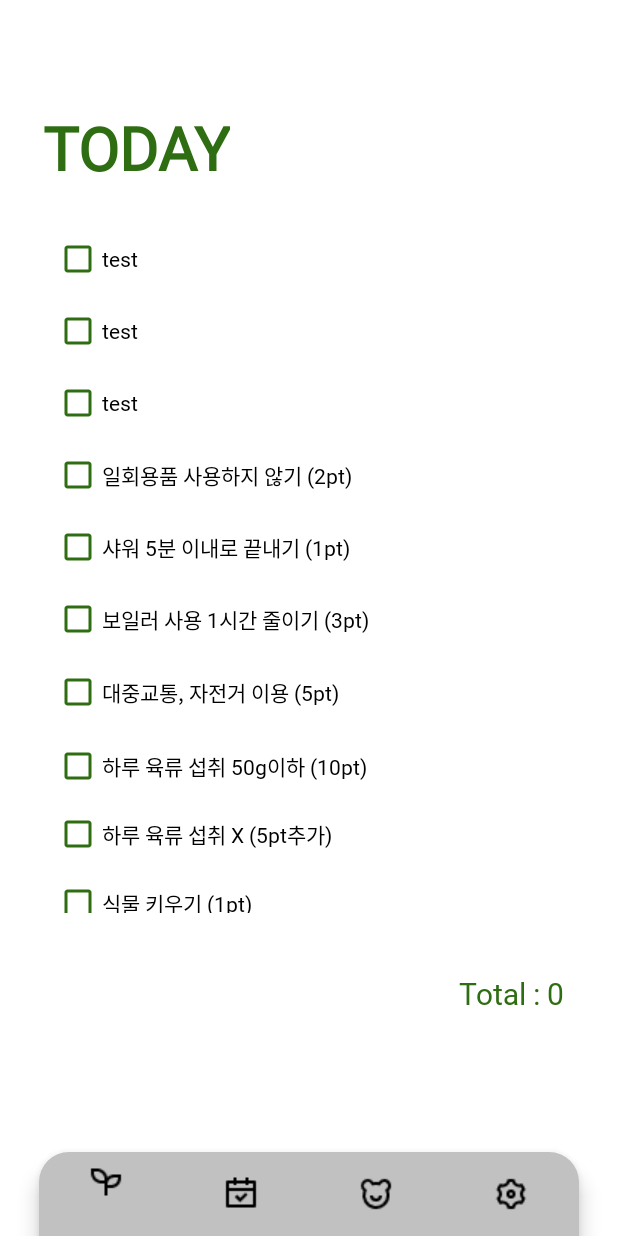
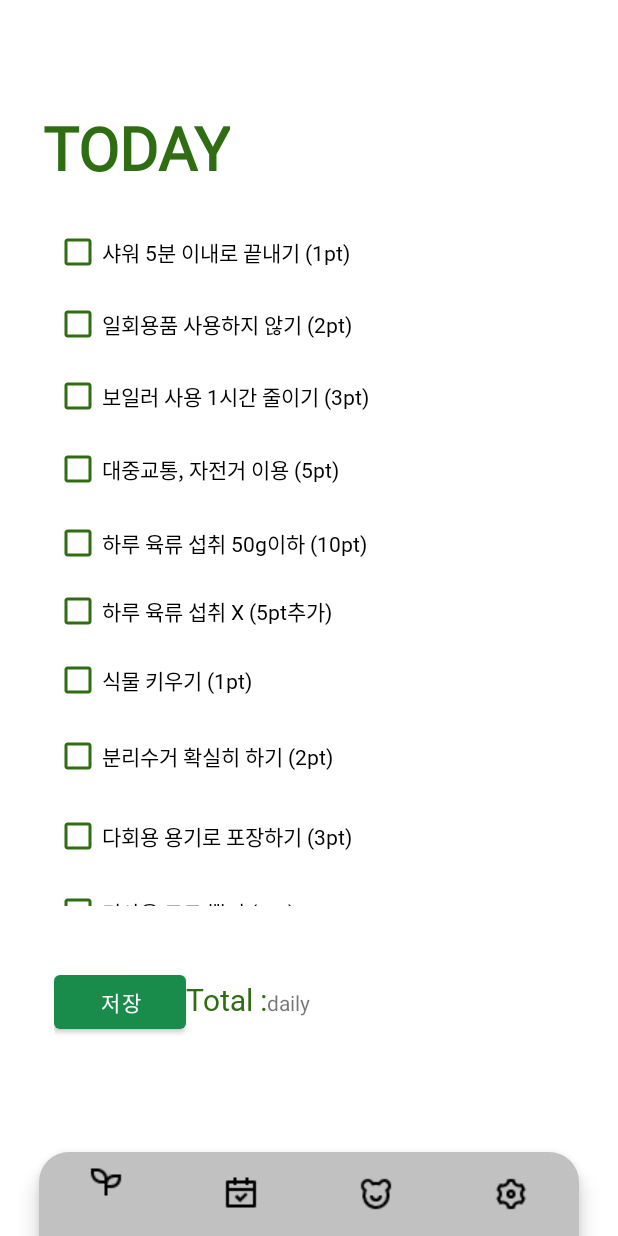
Before and after one commit to sunginkweon/ecoco, an Android app: the screen it shows after launch (MainActivity), on a phone screen of 412 x 824 dp. Run offline under Robolectric (Android 15) with nearby library versions, the phone set to English and light mode, and no system bars.

Commit message:
ecoco 바꿈

```diff
--- a/app/src/main/java/com/example/ecoco/FragmentPage1.java
+++ b/app/src/main/java/com/example/ecoco/FragmentPage1.java
@@ -4,24 +4,75 @@ import android.os.Bundle;
 import android.view.LayoutInflater;
 import android.view.View;
 import android.view.ViewGroup;
+import android.widget.Button;
 import android.widget.CheckBox;
+import android.widget.TextView;
 import android.widget.Toast;
 
 import androidx.annotation.NonNull;
 import androidx.annotation.Nullable;
-import androidx.appcompat.app.AppCompatActivity;
 import androidx.fragment.app.Fragment;
 
 public class FragmentPage1 extends Fragment {
+    @Override
+    public void onCreate(Bundle savedInstanceState) {
+        super.onCreate(savedInstanceState);
+    }
+    private CheckBox cb1;
+    private CheckBox cb2;
+    private CheckBox cb3;
+    private CheckBox cb4;
+    private CheckBox cb5;
+    private CheckBox cb6;
+    private CheckBox cb7;
+    private CheckBox cb8;
+    private CheckBox cb9;
+    private CheckBox cb10;
+    private CheckBox cb11;
+    private TextView t_point;
+    private Button b;
 
     @Nullable
     @Override
     public View onCreateView(@NonNull LayoutInflater inflater, @Nullable ViewGroup container, @Nullable Bundle savedInstanceState) {
         setHasOptionsMenu(true);
-        return inflater.inflate(R.layout.fragment_page_1, container, false);
-    }
-    @Override
-    public void onViewCreated(@NonNull View view, @Nullable Bundle savedInstanceState) {
-        super.onViewCreated(view, savedInstanceState);
+        View rootView = inflater.inflate(R.layout.fragment_page_1, container, false);
+        cb1 = (CheckBox) rootView.findViewById(R.id.CB_Boiler);
+        cb2 = (CheckBox) rootView.findViewById(R.id.CB_Container);
+        cb3 = (CheckBox) rootView.findViewById(R.id.CB_Meat50);
+        cb4 = (CheckBox) rootView.findViewById(R.id.CB_NoDisposable);
+        cb5 = (CheckBox) rootView.findViewById(R.id.CB_NoMeat);
+        cb6 = (CheckBox) rootView.findViewById(R.id.CB_PublicTransport);
+        cb7 = (CheckBox) rootView.findViewById(R.id.CB_Plant);
+        cb8 = (CheckBox) rootView.findViewById(R.id.CB_SeperateCollection);
+        cb9 = (CheckBox) rootView.findViewById(R.id.CB_Shower5);
+        cb10 = (CheckBox) rootView.findViewById(R.id.CB_code);
+        cb11 = (CheckBox) rootView.findViewById(R.id.CB_fan);
+        b = rootView.findViewById(R.id.BT_save);
+        t_point = rootView.findViewById(R.id.today_point);
+
+        b.setOnClickListener(new View.OnClickListener() {
+            @Override
+            public void onClick(View rootView) {
+                int num_result = 0; // 값 초기화
+                StringBuilder result=new StringBuilder();
+                result.append("오늘 얻은 점수 :");
+                if (cb1.isChecked()) num_result += 0x3;
+                if (cb2.isChecked()) num_result += 0x3;
+                if (cb3.isChecked()) num_result += 0x10;
+                if (cb4.isChecked()) num_result += 0x2;
+                if (cb5.isChecked()) num_result += 0x5;
+                if (cb6.isChecked()) num_result += 0x5;
+                if (cb7.isChecked()) num_result += 0x1;
+                if (cb8.isChecked()) num_result += 0x2;
+                if (cb9.isChecked()) num_result += 0x1;
+                if (cb10.isChecked()) num_result += 0x1;
+                if (cb11.isChecked()) num_result += 0x2;
+                result.append("\nTotal: "+num_result+"pt");
+                Toast.makeText(getActivity(), result.toString(), Toast.LENGTH_LONG).show();
+            }
+        }); // end setOnClickListener
+        return rootView;
+
     }
 }
--- a/app/src/main/java/com/example/ecoco/MainActivity.java
+++ b/app/src/main/java/com/example/ecoco/MainActivity.java
@@ -6,30 +6,29 @@ import androidx.fragment.app.FragmentManager;
 import androidx.fragment.app.FragmentTransaction;
 
 import android.os.Bundle;
-import android.view.LayoutInflater;
 import android.view.View;
 import android.widget.Button;
-import android.widget.LinearLayout;
+import android.widget.CheckBox;
+import android.widget.TextView;
 
 import com.google.android.material.bottomnavigation.BottomNavigationView;
-import com.google.android.material.bottomsheet.BottomSheetDialog;
 
 public class MainActivity extends AppCompatActivity {
-    private BottomNavigationView mBottomNV;
+
+
+
     @Override
-    protected void onCreate(Bundle savedInstanceState) {
+    public void onCreate(Bundle savedInstanceState) {
         super.onCreate(savedInstanceState);
         setContentView(R.layout.activity_main);
 
-        mBottomNV = findViewById(R.id.nav_view);
+        BottomNavigationView mBottomNV = findViewById(R.id.nav_view);
         //NavigationItemSelected
         mBottomNV.setOnNavigationItemSelectedListener(menuItem -> {
             BottomNavigate(menuItem.getItemId());
             return true;
         });
         mBottomNV.setSelectedItemId(R.id.navigation_1);
-
-
 
     }
     private void BottomNavigate(int id) {  //BottomNavigation 페이지 변경
--- a/app/src/main/res/layout/fragment_page_1.xml
+++ b/app/src/main/res/layout/fragment_page_1.xml
@@ -6,10 +6,11 @@
     android:layout_width="match_parent"
     android:layout_height="match_parent">
 
+
     <TextView
         android:id="@+id/textView"
+        style="@style/TextTitle"
         android:text="@string/today"
-        style="@style/TextTitle"
         app:layout_constraintBottom_toBottomOf="parent"
         app:layout_constraintHorizontal_bias="0.1"
         app:layout_constraintLeft_toLeftOf="parent"
@@ -17,8 +18,8 @@
         app:layout_constraintTop_toTopOf="parent"
         app:layout_constraintVertical_bias="0.1" />
 
-
     <LinearLayout
+        android:id="@+id/linearLayout2"
         android:layout_width="wrap_content"
         android:layout_height="wrap_content"
         android:orientation="vertical"
@@ -46,29 +47,11 @@
                 android:orientation="vertical">
 
                 <CheckBox
-                    android:id="@+id/test1"
+                    android:id="@+id/CB_Shower5"
                     android:layout_width="match_parent"
                     android:layout_height="wrap_content"
                     android:fontFamily="@font/nanumbarungothic"
-                    android:text="@string/testCB"
-                    android:textColor="@color/black"
-                    app:buttonTint="@color/main1" />
-
-                <CheckBox
-                    android:id="@+id/test2"
-                    android:layout_width="match_parent"
-                    android:layout_height="wrap_content"
-                    android:fontFamily="@font/nanumbarungothic"
-                    android:text="@string/testCB"
-                    android:textColor="@color/black"
-                    app:buttonTint="@color/main1" />
-
-                <CheckBox
-                    android:id="@+id/test3"
-                    android:layout_width="match_parent"
-                    android:layout_height="wrap_content"
-                    android:fontFamily="@font/nanumbarungothic"
-                    android:text="@string/testCB"
+                    android:text="@string/Shower5"
                     android:textColor="@color/black"
                     app:buttonTint="@color/main1" />
 
@@ -78,15 +61,6 @@
                     android:layout_height="wrap_content"
                     android:fontFamily="@font/nanumbarungothic"
                     android:text="@string/NoDisposable"
-                    android:textColor="@color/black"
-                    app:buttonTint="@color/main1" />
-
-                <CheckBox
-                    android:id="@+id/CB_Shower5"
-                    android:layout_width="match_parent"
-                    android:layout_height="wrap_content"
-                    android:fontFamily="@font/nanumbarungothic"
-                    android:text="@string/Shower5"
                     android:textColor="@color/black"
                     app:buttonTint="@color/main1" />
 
@@ -157,38 +131,68 @@
                     android:text="@string/Container"
                     android:textColor="@color/black"
                     app:buttonTint="@color/main1" />
+
+                <CheckBox
+                    android:id="@+id/CB_code"
+                    android:layout_width="match_parent"
+                    android:layout_height="wrap_content"
+                    android:fontFamily="@font/nanumbarungothic"
+                    android:text="@string/not_use_code"
+                    android:textColor="@color/black"
+                    app:buttonTint="@color/main1" />
+
+                <CheckBox
+                    android:id="@+id/CB_fan"
+                    android:layout_width="match_parent"
+                    android:layout_height="wrap_content"
+                    android:fontFamily="@font/nanumbarungothic"
+                    android:text="@string/use_fan"
+                    android:textColor="@color/black"
+                    app:buttonTint="@color/main1" />
+
             </LinearLayout>
         </ScrollView>
 
         <LinearLayout
             android:layout_width="match_parent"
             android:layout_height="match_parent"
-            android:orientation="horizontal"
             android:layout_marginTop="40dp"
-            android:gravity="right">
+            android:gravity="end"
+            android:orientation="horizontal">
+
+            <Button
+                android:id="@+id/BT_save"
+                android:layout_width="wrap_content"
+                android:layout_height="wrap_content"
+                android:text="@string/save"
+                app:layout_constraintBottom_toBottomOf="parent"
+                app:layout_constraintEnd_toEndOf="parent"
+                app:layout_constraintHorizontal_bias="0"
+                app:layout_constraintStart_toStartOf="parent"
+                app:layout_constraintTop_toBottomOf="@+id/linearLayout2"
+                app:layout_constraintVertical_bias="0.0" />
 
             <TextView
                 android:id="@+id/Total"
                 android:layout_width="wrap_content"
                 android:layout_height="wrap_content"
                 android:fontFamily="@font/nanumbarungothic"
-                android:text="Total : "
+                android:text="@string/total"
                 android:textColor="@color/main1"
                 android:textSize="20sp" />
 
             <TextView
-                android:id="@+id/textView2"
-                android:layout_width="wrap_content"
+                android:id="@+id/today_point"
+                android:layout_width="0dp"
                 android:layout_height="wrap_content"
-                android:fontFamily="@font/nanumbarungothic"
-                android:text="0"
-                android:textColor="@color/main1"
-                android:textSize="20sp" />
+                android:layout_weight="1"
+                android:text="@string/daily" />
+
         </LinearLayout>
-
 
     </LinearLayout>
 
 
 
+
 </androidx.constraintlayout.widget.ConstraintLayout>
--- a/app/src/main/res/values/strings.xml
+++ b/app/src/main/res/values/strings.xml
@@ -45,4 +45,8 @@
     <string name="testCB">test</string>
     <string name="CharacterExplanation">CharacterExplanation</string>
     <string name="save">저장</string>
+    <string name="not_use_code">미사용 코드 뽑기 (1pt)</string>
+    <string name="use_fan">에어컨 대신 선풍기 사용 (2pt)</string>
+    <string name="total">Total :</string>
+    <string name="_00">00</string>
 </resources>
```
